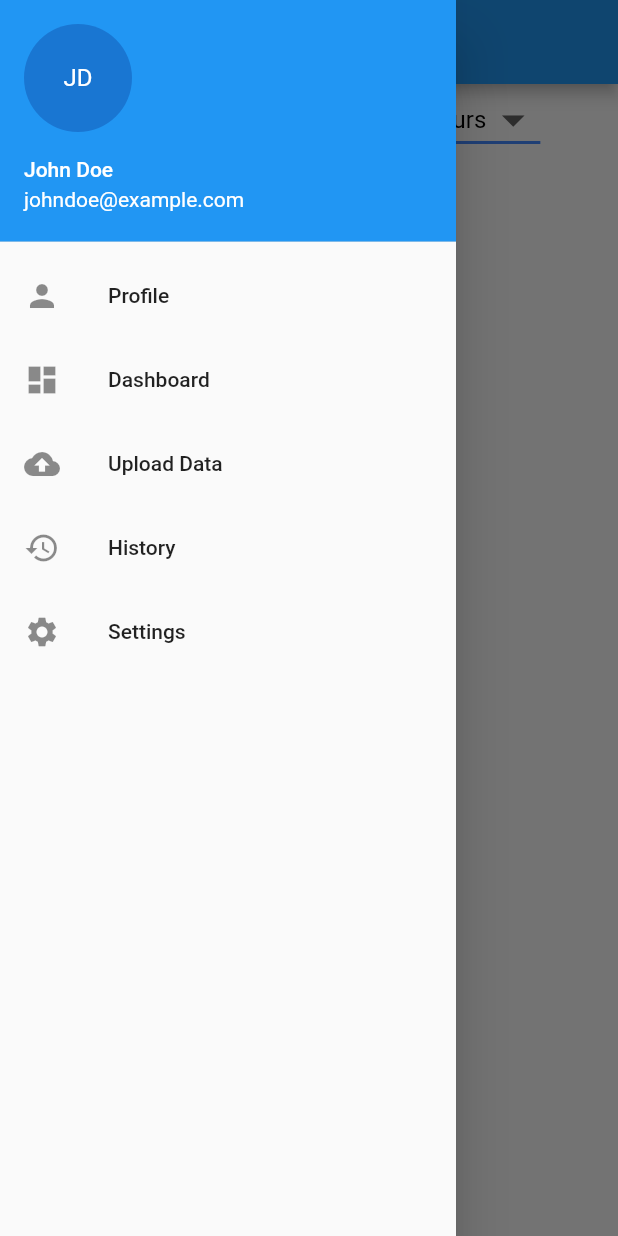
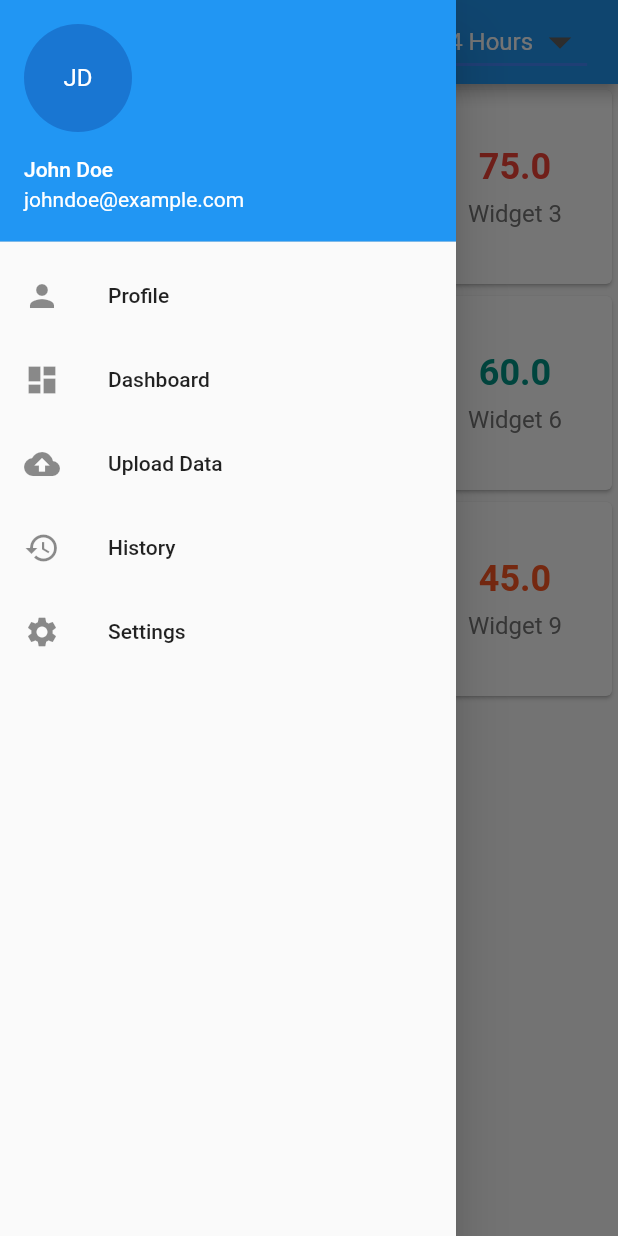
Before and after one commit to PabloHernandezP/SeniorProject, a Flutter app: the Dashboard screen opened directly, with the side drawer open, on a phone screen of 412 x 824 dp. Run offline on Flutter 3.47's test engine with Material 2 defaults, Android fonts, the light colour scheme and no system bars; our stand-ins replace firebase_auth, firebase_core, get, google_sign_in, shared_preferences; accounts and stored records are empty.

Commit message:
moving filters to app bar

```diff
--- a/lib/pages/dashboard/dashboard.dart
+++ b/lib/pages/dashboard/dashboard.dart
@@ -1,7 +1,8 @@
+import 'package:equine_ai/main.dart';
 import 'package:equine_ai/pages/dashboard/widgets/dashboard_body.dart';
 import 'package:equine_ai/pages/dashboard/widgets/data_grid.dart';
-import 'package:equine_ai/pages/dashboard/widgets/specifiers.dart';
 import 'package:flutter/material.dart';
+import '../../widgets/my_app_bar.dart';
 import '../../widgets/my_drawer.dart';
 
 class Dashboard extends StatelessWidget {
@@ -10,9 +11,13 @@ class Dashboard extends StatelessWidget {
   @override
   Widget build(BuildContext context) {
     return Scaffold(
-      appBar: AppBar(title: const Text("Dashboard")),
+      appBar: MyAppBar(
+        title: "Dashboard",
+        onDrawerPressed: () {},
+        onSettingsPressed: () {},
+      ),
       drawer: const MyDrawer(),
-      body: const Specifiers(),
+      body: const DataGrid(),
     );
   }
 }
--- a/lib/pages/dashboard/widgets/dashboard_body.dart
+++ b/lib/pages/dashboard/widgets/dashboard_body.dart
@@ -1,5 +1,5 @@
 import 'package:equine_ai/pages/dashboard/widgets/data_grid.dart';
-import 'package:equine_ai/pages/dashboard/widgets/specifiers.dart';
+import 'package:equine_ai/widgets/filters.dart';
 import 'package:flutter/material.dart';
 
 class DashboardBody extends StatelessWidget {
@@ -10,7 +10,7 @@ class DashboardBody extends StatelessWidget {
     return SingleChildScrollView(
       child: Column(
         children: const [
-          Specifiers(),
+          Filters(),
           SizedBox(height: 16.0),
           DataGrid(),
         ],
--- a/lib/pages/dashboard/widgets/specifiers.dart
+++ b/lib/widgets/filters.dart
@@ -1,13 +1,13 @@
 import 'package:flutter/material.dart';
 
-class Specifiers extends StatefulWidget {
-  const Specifiers({super.key});
+class Filters extends StatefulWidget {
+  const Filters({super.key});
 
   @override
-  _SpecifiersState createState() => _SpecifiersState();
+  _FiltersState createState() => _FiltersState();
 }
 
-class _SpecifiersState extends State<Specifiers> {
+class _FiltersState extends State<Filters> {
   String _selectedSpecimen = 'Specimen A';
   String _selectedTimeframe = 'Last 24 Hours';
 
@@ -47,16 +47,19 @@ class _SpecifiersState extends State<Specifiers> {
                       ))
               .toList(),
           style: const TextStyle(
-            color: Colors.black,
+            color: Colors.white,
             fontSize: 16.0,
           ),
           underline: Container(
             height: 2.0,
             color: Colors.blueAccent,
           ),
-          dropdownColor: Colors.white,
+          dropdownColor: Colors.blue,
           icon: const Icon(Icons.arrow_drop_down),
           iconSize: 36.0,
+        ),
+        SizedBox(
+          width: MediaQuery.of(context).size.width / 20,
         ),
         DropdownButton<String>(
           value: _selectedTimeframe,
@@ -73,16 +76,19 @@ class _SpecifiersState extends State<Specifiers> {
                       ))
               .toList(),
           style: const TextStyle(
-            color: Colors.black,
+            color: Colors.white,
             fontSize: 16.0,
           ),
           underline: Container(
             height: 2.0,
             color: Colors.blueAccent,
           ),
-          dropdownColor: Colors.white,
+          dropdownColor: Colors.blue,
           icon: const Icon(Icons.arrow_drop_down),
           iconSize: 36.0,
+        ),
+        SizedBox(
+          width: MediaQuery.of(context).size.width / 20,
         ),
       ],
     );
--- a/lib/widgets/my_drawer.dart
+++ b/lib/widgets/my_drawer.dart
@@ -43,8 +43,8 @@ class MyDrawer extends StatelessWidget {
             },
           ),
           ListTile(
-            leading: Icon(Icons.history),
-            title: Text('History'),
+            leading: const Icon(Icons.history),
+            title: const Text('History'),
             onTap: () {
               // Navigate to the history page
             },
```
Also changed, not shown: lib/widgets/my_app_bar.dart (+3 -9 lines).
